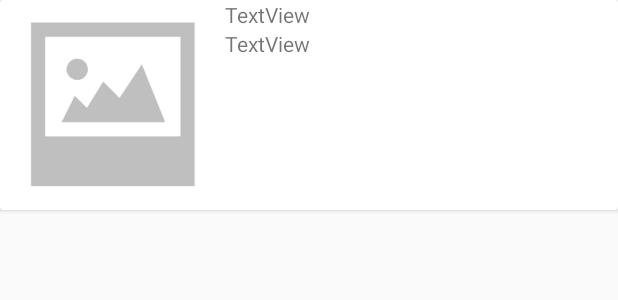
After one commit to Rafaelre7/olxClone, an Android app: the layout adapter_anuncio.xml on its own in the app's theme, with its tools: preview values and no code run, on a phone screen of 412 x 824 dp. The commit adds this screen. Shown: the top 300 px of the screen. Run offline under Robolectric (Android 15) with nearby library versions, the phone set to English and light mode, and no system bars.

Commit message:
Salvando anuncios

```diff
--- a/app/build.gradle
+++ b/app/build.gradle
@@ -36,5 +36,7 @@ dependencies {
     implementation 'com.github.BlacKCaT27:CurrencyEditText:2.0.2'
     //Dependencia para telefone
     implementation 'com.github.santalu:mask-edittext:1.0.7'
+    //Dependencia para dialog
+    implementation 'com.github.d-max:spots-dialog:1.1@aar'
 }
 apply plugin: 'com.google.gms.google-services'
--- a/app/src/main/java/rafaelpimenta/studio/com/olxclone/helper/ConfiguracaoFirebase.java
+++ b/app/src/main/java/rafaelpimenta/studio/com/olxclone/helper/ConfiguracaoFirebase.java
@@ -12,6 +12,11 @@ public class ConfiguracaoFirebase {
     private static FirebaseAuth refenciaAutenticacao;
     private static StorageReference referenciaStorage;
 
+    public static  String getIdUsuario(){
+        FirebaseAuth autenticacao = getFirebaseAutenticacao();
+
+        return autenticacao.getCurrentUser().getUid();
+    }
     //retorna a referencia Firebase
     public static DatabaseReference getFirebase(){
         if(referenciaFirebase == null){
--- a/app/src/main/res/layout/activity_cadastrar_anuncio.xml
+++ b/app/src/main/res/layout/activity_cadastrar_anuncio.xml
@@ -107,7 +107,7 @@
         android:id="@+id/button"
         android:layout_width="match_parent"
         android:layout_height="wrap_content"
-        android:onClick="salvarAnuncio"
+        android:onClick="validarDadosAnuncio"
         android:text="Cadastrar Anuncio"
         android:theme="@style/botaoPadrao" />
 </LinearLayout>
--- /dev/null
+++ b/app/src/main/res/layout/adapter_anuncio.xml
@@ -0,0 +1,37 @@
+<?xml version="1.0" encoding="utf-8"?>
+<android.support.v7.widget.CardView xmlns:android="http://schemas.android.com/apk/res/android"
+    xmlns:app="http://schemas.android.com/apk/res-auto"
+    android:layout_width="match_parent"
+    android:layout_height="wrap_content">
+
+    <LinearLayout
+        android:layout_width="match_parent"
+        android:layout_height="140dp"
+        android:orientation="horizontal">
+
+        <ImageView
+            android:id="@+id/imageView2"
+            android:layout_width="150dp"
+            android:layout_height="wrap_content"
+            app:srcCompat="@drawable/padrao" />
+
+        <LinearLayout
+            android:layout_width="match_parent"
+            android:layout_height="match_parent"
+            android:orientation="vertical">
+
+            <TextView
+                android:id="@+id/textView3"
+                android:layout_width="match_parent"
+                android:layout_height="wrap_content"
+                android:text="TextView" />
+
+            <TextView
+                android:id="@+id/textView4"
+                android:layout_width="match_parent"
+                android:layout_height="wrap_content"
+                android:text="TextView" />
+        </LinearLayout>
+    </LinearLayout>
+
+</android.support.v7.widget.CardView>
--- a/app/src/main/res/layout/content_meus_anuncios.xml
+++ b/app/src/main/res/layout/content_meus_anuncios.xml
@@ -10,8 +10,8 @@
 
     <android.support.v7.widget.RecyclerView
         android:id="@+id/recyclerAnuncios"
-        android:layout_width="395dp"
-        android:layout_height="659dp"
+        android:layout_width="0dp"
+        android:layout_height="0dp"
         android:layout_marginStart="8dp"
         android:layout_marginLeft="8dp"
         android:layout_marginTop="8dp"
```
Also changed, not shown: app/src/main/java/rafaelpimenta/studio/com/olxclone/activity/CadastrarAnuncioActivity.java (+143 -16 lines), app/src/main/java/rafaelpimenta/studio/com/olxclone/activity/MeusAnunciosActivity.java (+25 -0 lines), app/src/main/java/rafaelpimenta/studio/com/olxclone/adapter/AdapterAnuncios.java (added, +57 -0 lines), app/src/main/java/rafaelpimenta/studio/com/olxclone/model/Anuncio.java (added, +114 -0 lines).
